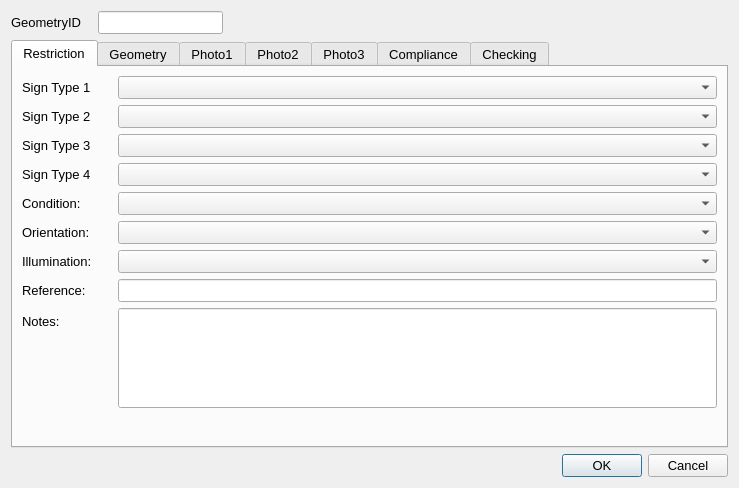
Qt form ui/MovingTrafficSigns_200619.ui (tlh22/demandForm) before a commit.
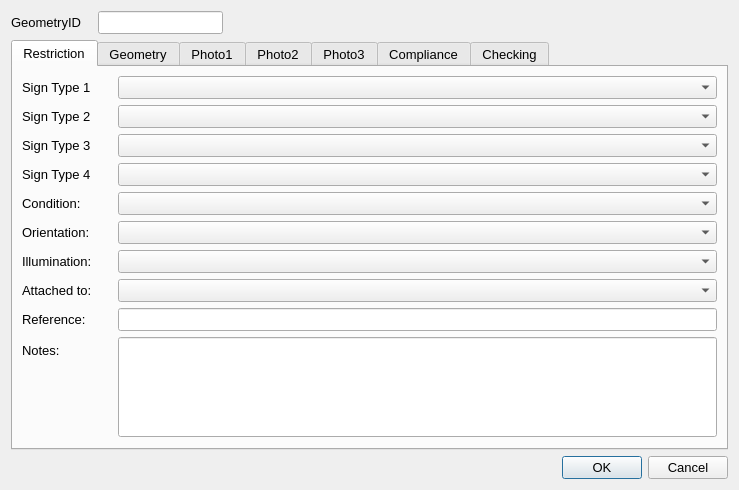
The same form after that commit. Icons and pictures are not drawn.

```diff
--- a/ui/MovingTrafficSigns_200619.ui
+++ b/ui/MovingTrafficSigns_200619.ui
@@ -186,21 +186,21 @@
        <item row="8" column="1">
         <widget class="QComboBox" name="SignIlluminationTypeID"/>
        </item>
-       <item row="10" column="0">
+       <item row="11" column="0">
         <widget class="QLabel" name="label_3">
          <property name="text">
           <string>Reference:</string>
          </property>
         </widget>
        </item>
-       <item row="11" column="0">
+       <item row="12" column="0">
         <widget class="QLabel" name="lbl_Notes">
          <property name="text">
           <string>Notes:</string>
          </property>
         </widget>
        </item>
-       <item row="11" column="1">
+       <item row="12" column="1">
         <widget class="QLineEdit" name="Notes">
          <property name="minimumSize">
           <size>
@@ -213,7 +213,7 @@
          </property>
         </widget>
        </item>
-       <item row="10" column="1">
+       <item row="11" column="1">
         <widget class="QLineEdit" name="AssetReference"/>
        </item>
        <item row="5" column="0">
@@ -236,6 +236,16 @@
        <item row="3" column="1">
         <widget class="QComboBox" name="SignType_4"/>
        </item>
+       <item row="9" column="1">
+        <widget class="QComboBox" name="SignsAttachmentTypeID"/>
+       </item>
+       <item row="9" column="0">
+        <widget class="QLabel" name="label_12">
+         <property name="text">
+          <string>Attached to:</string>
+         </property>
+        </widget>
+       </item>
       </layout>
      </widget>
      <widget class="QWidget" name="Geometry">
```
Left out of the diff: 4 changed lines with no effect on the pictures.
